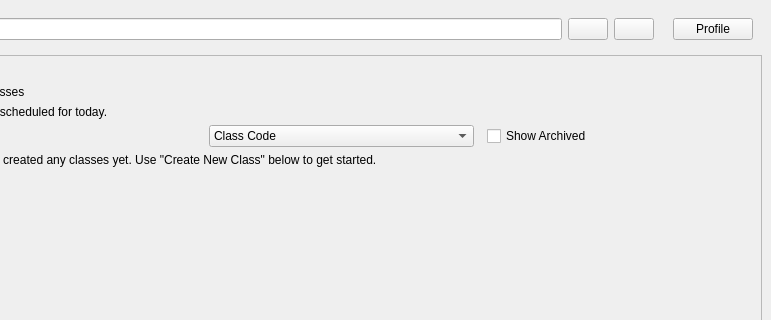
This is ui/main_window.ui in imndllnuri/students-attendance-app as Qt 5 draws it before an edit; both pictures show x 307 to 1078 and y 0 to 320 of the 1078 by 911 pixel window. The edited form follows.
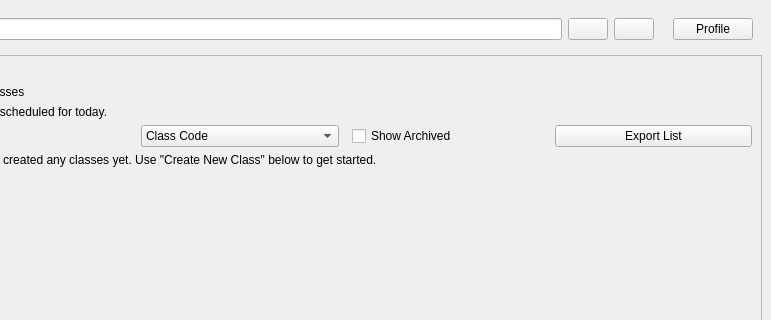
This is the edited form. Icons and pictures are not drawn.

Commit message:
#13: CSV export of the class list
"Export List" button on My Classes writes code/name/section/policy/
schedule for the currently shown classes to a CSV file.

The edit to the form file:
```diff
--- a/ui/main_window.ui
+++ b/ui/main_window.ui
@@ -165,6 +165,11 @@
                 <property name="text"><string>Show Archived</string></property>
                </widget>
               </item>
+              <item>
+               <widget class="QPushButton" name="export_class_list_btn">
+                <property name="text"><string>Export List</string></property>
+               </widget>
+              </item>
              </layout>
             </item>
             <item>
```
The commit also changes 3 other files.
